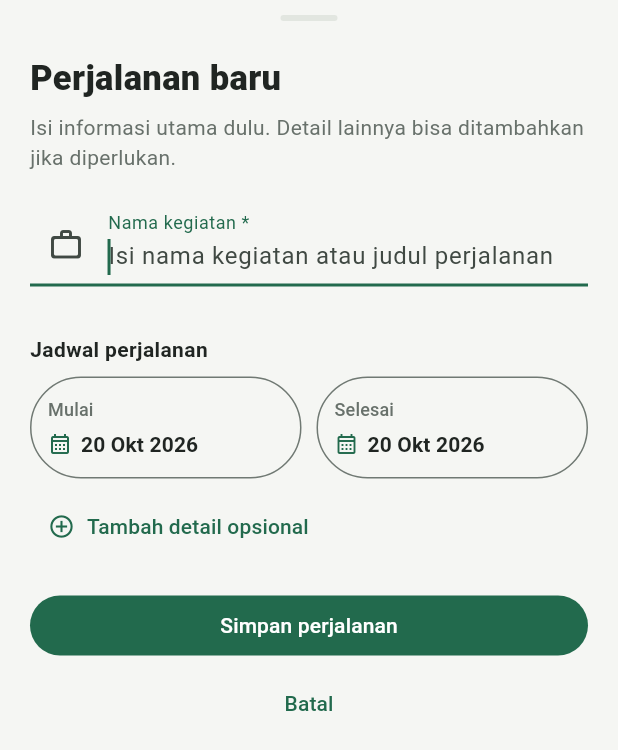
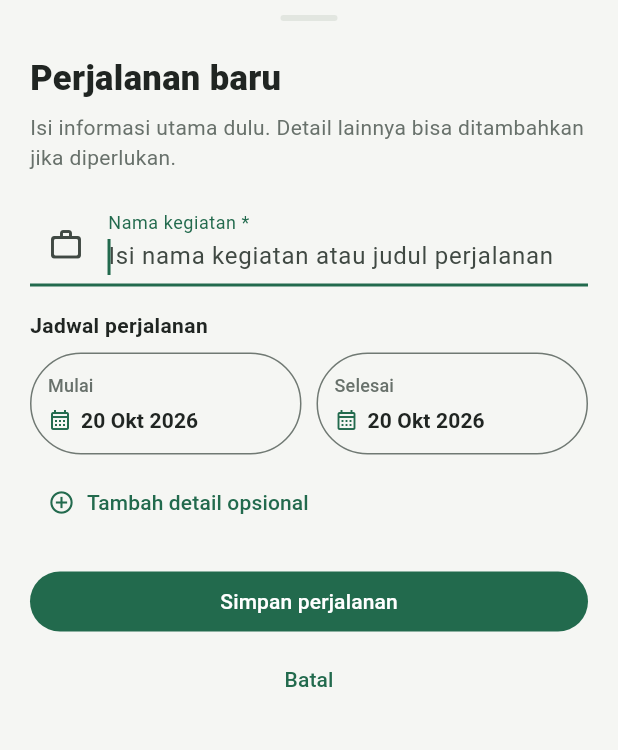
Before and after one commit to DedeAlmustaqim/kamloka_rebuild, a Flutter app: the _CreateTripSheet widget shown alone on an empty page, opened directly, on a phone screen of 412 x 824 dp. Shown: the top 750 px of the screen. Run offline on Flutter 3.47's test engine with Material 3 defaults, Android fonts, the light colour scheme and no system bars; our stand-ins replace camera, geolocator, get, in_app_purchase, native_device_orientation, pdf and 4 more; missing offline and left inert: gal; accounts and stored records are empty; network calls fail.

Commit message:
Refine trips page navigation and spacing

```diff
--- a/lib/modules/pro/views/pro_trips_screen.dart
+++ b/lib/modules/pro/views/pro_trips_screen.dart
@@ -181,7 +181,7 @@ class _ProTripsScreenState extends State<ProTripsScreen> {
 
     return ProTheme.apply(
       Scaffold(
-        appBar: AppBar(title: const Text('Perjalanan Saya')),
+        appBar: AppBar(title: const Text('Dokumentasi Lapangan')),
         body: FutureBuilder<List<Trip>>(
           future: _tripsFuture,
           builder: (context, snapshot) {
@@ -979,8 +979,6 @@ class _CreateTripSheetState extends State<_CreateTripSheet> {
                         ? 'Nama kegiatan wajib diisi.'
                         : null,
                   ),
-                  const SizedBox(height: 12),
-                  const SizedBox(height: 4),
                   const SizedBox(height: 16),
                   const Text(
                     'Jadwal perjalanan',
```
